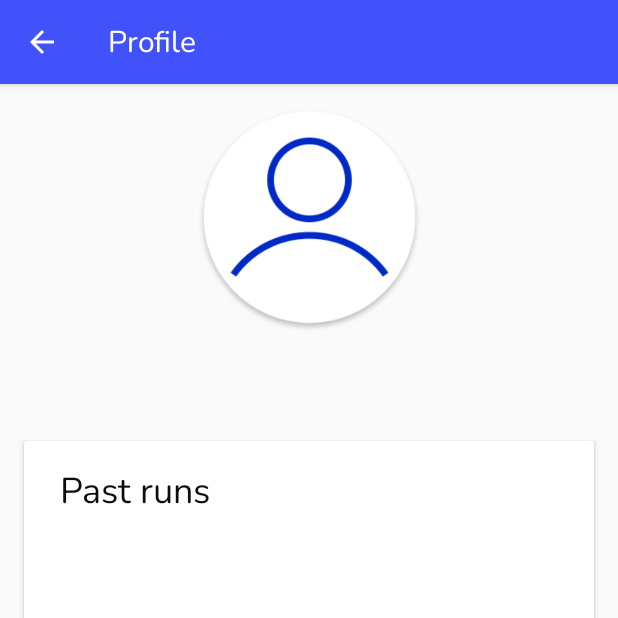
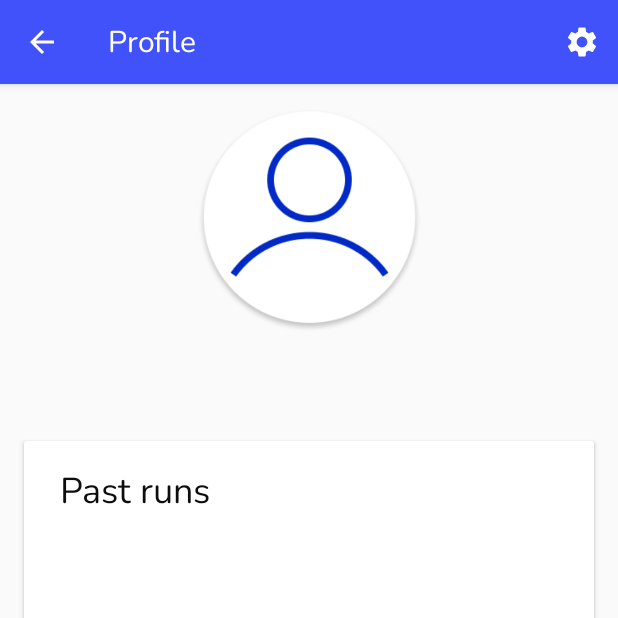
Before and after one commit to kumige/footprint, an Android app: the screen it shows after launch (ProfileActivity), after a tap on "Profile", on a phone screen of 412 x 824 dp, the top half of it. Run offline under Robolectric (Android 15) with nearby library versions, the phone set to English and light mode, and no system bars; our stand-ins replace Room's generated code; libraries missing offline, so code that uses them is left out: org.jetbrains.anko, org.osmdroid.util; 3 statements that could not run were skipped.

Commit message:
added username changing and added more strings

```diff
--- a/app/src/main/java/com/example/sensorapp/Database.kt
+++ b/app/src/main/java/com/example/sensorapp/Database.kt
@@ -74,6 +74,9 @@ interface dao {
     @Query("DELETE FROM history WHERE id = :historyId")
     fun deleteFromHistory(historyId: Int)
 
+    @Query("UPDATE user SET user=:name WHERE id=1")
+    fun updateUsername(name: String)
+
     //Dev only
     @Query("SELECT * FROM user")
     fun getUser(): List<User>
--- a/app/src/main/java/com/example/sensorapp/MainActivity.kt
+++ b/app/src/main/java/com/example/sensorapp/MainActivity.kt
@@ -54,7 +54,7 @@ class MainActivity : AppCompatActivity() {
             } else {
                 Toast.makeText(
                     applicationContext,
-                    "You must give access to your location for this app to work correctly.",
+                    getString(R.string.main_noLocationAccessToast),
                     Toast.LENGTH_LONG
                 ).show()
             }
--- a/app/src/main/java/com/example/sensorapp/NameAddingActivity.kt
+++ b/app/src/main/java/com/example/sensorapp/NameAddingActivity.kt
@@ -20,12 +20,12 @@ class NameAddingActivity : AppCompatActivity() {
         btn_addName.setOnClickListener{ addName()}
     }
 
+    // Adds username
     fun addName(){
         var name = editText_name.text.toString()
         name = name.trim()
-        Log.d("Name","$name")
+
         if(!name.isBlank()){
-            Log.d("Name","$name")
             val db = Room.databaseBuilder(
                 this,
                 AppDatabase::class.java, "user.db"
@@ -40,6 +40,7 @@ class NameAddingActivity : AppCompatActivity() {
         }
     }
 
+    // Goes to Main activity and makes it unable to come back to this activity
     fun goMainActivity(){
         finish()
         val intent = Intent(this, MainActivity::class.java)
--- /dev/null
+++ b/app/src/main/res/drawable/ic_settings_white_24dp.xml
@@ -0,0 +1,5 @@
+<vector android:height="24dp" android:tint="#FFFFFF"
+    android:viewportHeight="24" android:viewportWidth="24"
+    android:width="24dp" xmlns:android="http://schemas.android.com/apk/res/android">
+    <path android:fillColor="#FF000000" android:pathData="M19.1,12.9a2.8,2.8 0,0 0,0.1 -0.9,2.8 2.8,0 0,0 -0.1,-0.9l2.1,-1.6a0.7,0.7 0,0 0,0.1 -0.6L19.4,5.5a0.7,0.7 0,0 0,-0.6 -0.2l-2.4,1a6.5,6.5 0,0 0,-1.6 -0.9l-0.4,-2.6a0.5,0.5 0,0 0,-0.5 -0.4H10.1a0.5,0.5 0,0 0,-0.5 0.4L9.3,5.4a5.6,5.6 0,0 0,-1.7 0.9l-2.4,-1a0.4,0.4 0,0 0,-0.5 0.2l-2,3.4c-0.1,0.2 0,0.4 0.2,0.6l2,1.6a2.8,2.8 0,0 0,-0.1 0.9,2.8 2.8,0 0,0 0.1,0.9L2.8,14.5a0.7,0.7 0,0 0,-0.1 0.6l1.9,3.4a0.7,0.7 0,0 0,0.6 0.2l2.4,-1a6.5,6.5 0,0 0,1.6 0.9l0.4,2.6a0.5,0.5 0,0 0,0.5 0.4h3.8a0.5,0.5 0,0 0,0.5 -0.4l0.3,-2.6a5.6,5.6 0,0 0,1.7 -0.9l2.4,1a0.4,0.4 0,0 0,0.5 -0.2l2,-3.4c0.1,-0.2 0,-0.4 -0.2,-0.6ZM12,15.6A3.6,3.6 0,1 1,15.6 12,3.6 3.6,0 0,1 12,15.6Z"/>
+</vector>
--- a/app/src/main/res/layout/activity_addname.xml
+++ b/app/src/main/res/layout/activity_addname.xml
@@ -14,6 +14,7 @@
         android:background="@drawable/button_background"
         android:text="@string/name_btn_enter"
         android:textColor="@color/colorWhite"
+        android:textStyle="bold"
         android:windowSoftInputMode="adjustResize"
         app:layout_constraintEnd_toEndOf="@+id/editText_name"
         app:layout_constraintStart_toStartOf="@+id/editText_name"
--- a/app/src/main/res/layout/activity_profile.xml
+++ b/app/src/main/res/layout/activity_profile.xml
@@ -3,7 +3,8 @@
     xmlns:app="http://schemas.android.com/apk/res-auto"
     xmlns:tools="http://schemas.android.com/tools"
     android:orientation="vertical" android:layout_width="match_parent"
-    android:layout_height="match_parent">
+    android:layout_height="match_parent"
+    android:id="@+id/root_layout">
 
 
     <TextView
--- /dev/null
+++ b/app/src/main/res/menu/profile_settings.xml
@@ -0,0 +1,16 @@
+<?xml version="1.0" encoding="utf-8"?>
+<menu
+    xmlns:android="http://schemas.android.com/apk/res/android"
+    xmlns:app="http://schemas.android.com/apk/res-auto">
+    <item
+        android:id="@+id/action_settings"
+        android:orderInCategory="100"
+        android:title="@string/profileSettings_settingTitle"
+        android:icon="@drawable/ic_settings_white_24dp"
+        app:showAsAction="always" >
+        <menu>
+            <item android:id="@+id/action_menu1"
+                android:title="@string/profileSettings_changeUsernameTitle" />
+        </menu>
+    </item>
+</menu>
--- a/app/src/main/res/values/strings.xml
+++ b/app/src/main/res/values/strings.xml
@@ -22,6 +22,21 @@
     <string name="cd_profile">Profile logo</string>
     <string name="cd_arrow">Arrow image</string>
 
+    <!-- Main activity -->
+    <string name="main_noLocationAccessToast">You must give access to your location for this app to work correctly.</string>
+
+    <!-- Profile -->
+    <string name="editText_nameEnter">Enter your new name here</string>
+    <string name="profile_btn_close">close</string>
+    <string name="profile_btn_confirm">Confirm</string>
+    <string name="profile_emptyNameToast">Name can not be empty.</string>
+    <string name="profile_title">Profile</string>
+
+    <!-- Profile settings -->
+    <string name="profileSettings_settingTitle">Profile settings</string>
+    <string name="profileSettings_changeUsernameTitle">Change username</string>
+
+
     <!-- Weather fragment -->
     <string name="weather_noLocationErrorToast">You must give access to your location for this app to work correctly.</string>
     <string name="weather_noLocationError">You must give access to your location to show the weather.</string>
@@ -29,8 +44,8 @@
     <string name="weather_errorIconContentDescription">Error icon</string>
     <string name="weather_refreshIconContentDescription">Refresh icon</string>
     <string name="weather_weatherImageContentDescription">Image representing current weather</string>
-    <string name="weather_invalidWeatherError">Error: Could not get weather</string>
-    <string name="weather_loadError">Error: Could not load weather</string>
+    <string name="weather_invalidWeatherError">Error: Could not get weather.</string>
+    <string name="weather_loadError">Error: Could not load weather.</string>
 
     <!-- Weathers -->
     <string name="thunderstorm_with_light_rain">Thunderstorm</string>
@@ -98,7 +113,7 @@
     <string name="name_enterName">Enter your name here</string>
     <string name="name_enterNameAutofillHint">username</string>
     <string name="name_btn_enter">Enter</string>
-    <string name="name_errorMsg">Name can not be empty</string>
+    <string name="name_errorMsg">Name can not be empty.</string>
     <string name="name_LogoContentDescription">App logo</string>
 
 </resources>
```
Also changed, not shown: app/src/main/java/com/example/sensorapp/ProfileActivity.kt (+88 -3 lines), app/src/main/res/layout/name_change_popup.xml (added, +52 -0 lines), app/src/main/res/layout/switch_item.xml (added, +11 -0 lines).
